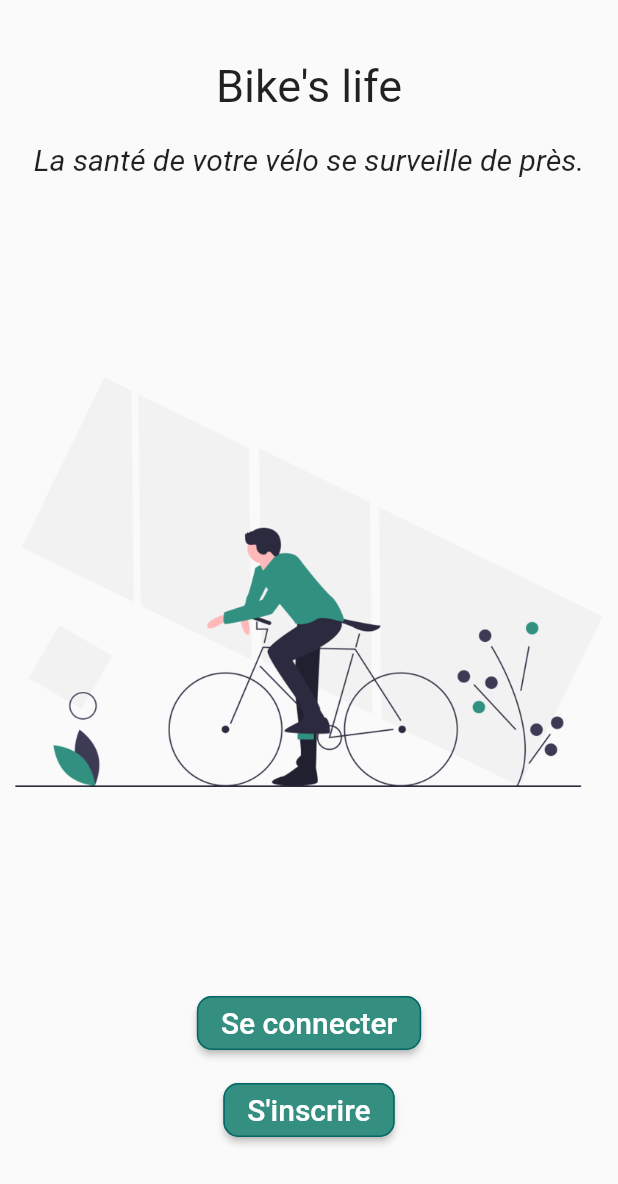
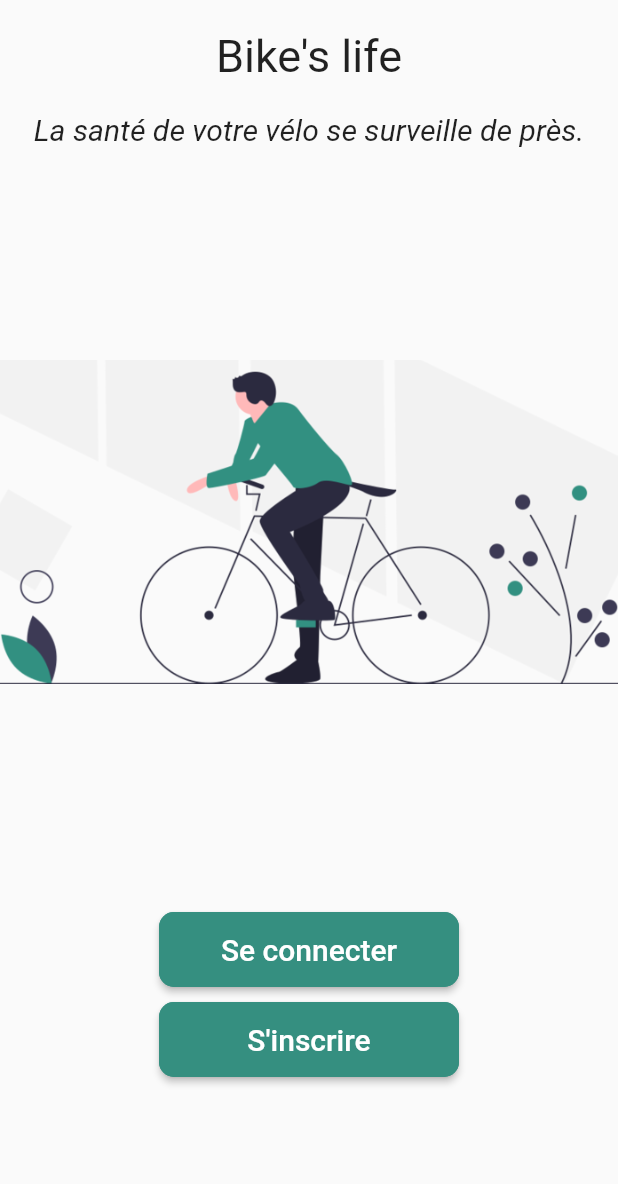
Before and after one commit to garrou/bike-life, a Flutter app: the screen it shows after launch, on a phone screen of 412 x 824 dp. Shown: the top 1184 px of the screen. Run offline on Flutter 3.47's test engine with Material 2 defaults, Android fonts, the phone set to English and light mode, and no system bars; our stand-ins replace google_fonts; Roboto replaces fonts that are missing (Baloo).

Commit message:
Crop home image, update button and size

```diff
--- a/lib/constants.dart
+++ b/lib/constants.dart
@@ -1,10 +1,14 @@
 import 'package:flutter/material.dart';
 import 'package:google_fonts/google_fonts.dart';
 
+const String devServer = "http://localhost:8080";
+
 const String title = "Bike's life";
 const String quote = "La santé de votre vélo se surveille de près.";
+const String homeImg = "assets/bike.png";
 
-const String devServer = "http://localhost:8080";
+const double buttonWidth = 200.0;
+const double buttonHeight = 50;
 
 const double imageSize = 500.0;
 
@@ -19,9 +23,9 @@ const double thirdSize = 10.0;
 const Color mainColor = Color.fromARGB(255, 53, 143, 128);
 const Color secondColor = Color.fromARGB(255, 3, 102, 102);
 
-TextStyle mainTextStyle = GoogleFonts.baloo(fontSize: mainSize);
-TextStyle secondTextStyle = GoogleFonts.baloo(fontSize: secondSize);
-TextStyle thirdTextStyle = GoogleFonts.baloo(fontSize: thirdSize);
+TextStyle mainTextStyle = GoogleFonts.roboto(fontSize: mainSize);
+TextStyle secondTextStyle = GoogleFonts.roboto(fontSize: secondSize);
+TextStyle thirdTextStyle = GoogleFonts.roboto(fontSize: thirdSize);
 TextStyle italicTextStyle =
-    GoogleFonts.baloo(fontSize: secondSize, fontStyle: FontStyle.italic);
-TextStyle linkTextStyle = GoogleFonts.baloo(fontSize: secondSize);
+    GoogleFonts.roboto(fontSize: secondSize, fontStyle: FontStyle.italic);
+TextStyle linkTextStyle = GoogleFonts.roboto(fontSize: secondSize);
--- a/lib/home/home.dart
+++ b/lib/home/home.dart
@@ -25,10 +25,8 @@ class HomePage extends StatelessWidget {
         child: wideLayout());
   }
 
-  Padding wideLayout() {
-    return Padding(
-        padding: const EdgeInsets.only(top: paddingTop),
-        child: ListView(children: <Widget>[
+  ListView wideLayout() {
+    return ListView(children: <Widget>[
       Center(
           child: Column(
         children: const <Widget>[
@@ -39,7 +37,7 @@ class HomePage extends StatelessWidget {
           BuildSignupButton()
         ],
       ))
-        ]));
+    ]);
   }
 }
 
@@ -49,7 +47,7 @@ class BuildTitle extends StatelessWidget {
   @override
   Widget build(BuildContext context) {
     return Padding(
-        padding: const EdgeInsets.all(thirdSize),
+        padding: const EdgeInsets.symmetric(vertical: secondSize),
         child: Text(title, style: mainTextStyle));
   }
 }
@@ -59,9 +57,7 @@ class BuildQuote extends StatelessWidget {
 
   @override
   Widget build(BuildContext context) {
-    return Padding(
-        padding: const EdgeInsets.all(thirdSize),
-        child: Text(quote, style: italicTextStyle));
+    return Text(quote, style: italicTextStyle);
   }
 }
 
@@ -70,12 +66,8 @@ class BuildImage extends StatelessWidget {
 
   @override
   Widget build(BuildContext context) {
-    return const Padding(
-        padding: EdgeInsets.all(thirdSize),
-        child: Image(
-            image: AssetImage('assets/bike.png'),
-            height: imageSize,
-            width: imageSize));
+    return const Image(
+        image: AssetImage(homeImg), height: imageSize, width: imageSize);
   }
 }
 
@@ -90,7 +82,10 @@ class _BuildSigninButtonState extends State<BuildSigninButton> {
   @override
   Widget build(BuildContext context) {
     return Padding(
-      padding: const EdgeInsets.only(top: thirdSize),
+      padding: const EdgeInsets.all(thirdSize),
+      child: SizedBox(
+          height: buttonHeight,
+          width: buttonWidth,
           child: ElevatedButton(
               onPressed: () => _toSigninPage(),
               child: Text("Se connecter", style: secondTextStyle),
@@ -99,7 +94,7 @@ class _BuildSigninButtonState extends State<BuildSigninButton> {
                   shape: MaterialStateProperty.all<RoundedRectangleBorder>(
                       RoundedRectangleBorder(
                           borderRadius: BorderRadius.circular(thirdSize),
-                      side: const BorderSide(color: secondColor))))),
+                          side: const BorderSide(color: mainColor)))))),
     );
   }
 
@@ -114,8 +109,9 @@ class BuildSignupButton extends StatelessWidget {
 
   @override
   Widget build(BuildContext context) {
-    return Padding(
-      padding: const EdgeInsets.only(top: thirdSize),
+    return SizedBox(
+        height: buttonHeight,
+        width: buttonWidth,
         child: ElevatedButton(
             onPressed: () => Navigator.push(context,
                 MaterialPageRoute(builder: (context) => const SignupPage())),
@@ -125,7 +121,6 @@ class BuildSignupButton extends StatelessWidget {
                 shape: MaterialStateProperty.all<RoundedRectangleBorder>(
                     RoundedRectangleBorder(
                         borderRadius: BorderRadius.circular(thirdSize),
-                      side: const BorderSide(color: secondColor))))),
-    );
+                        side: const BorderSide(color: mainColor))))));
   }
 }
```
Also changed, not shown: lib/auth/signin.dart (+8 -4 lines), lib/auth/signup.dart (+8 -4 lines), assets/bike.png. Lines whose indentation alone changed are shown as unchanged.
